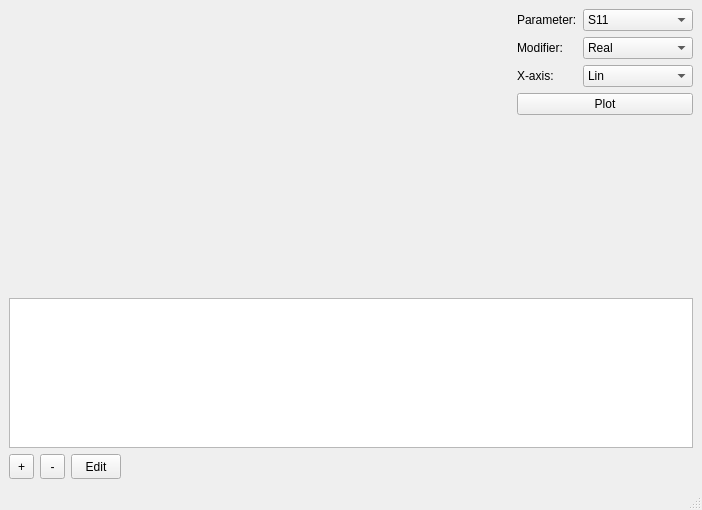
This is rfmatch_tool/gui/main_window.ui in maartenlont/rfmatch_tool as Qt 5 draws it before an edit. The edited form follows.
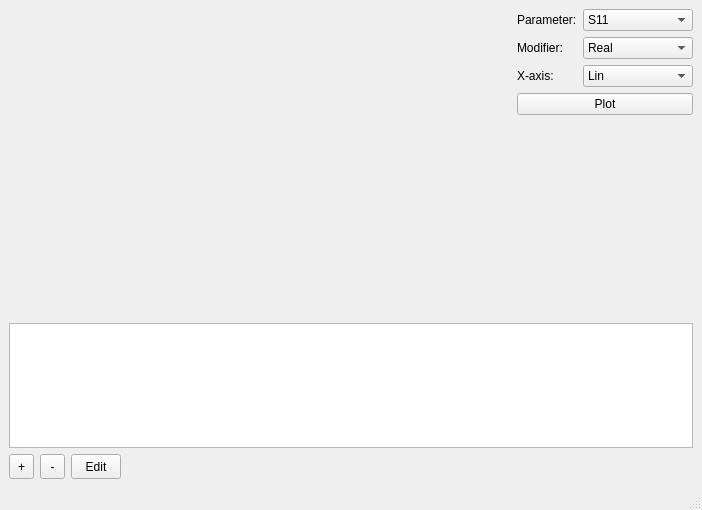
This is the edited form.

Commit message: Updated the list view to show the circuit components

```diff
--- a/rfmatch_tool/gui/main_window.ui
+++ b/rfmatch_tool/gui/main_window.ui
@@ -189,9 +189,18 @@
         <property name="maximumSize">
          <size>
           <width>16777215</width>
-          <height>150</height>
+          <height>125</height>
          </size>
         </property>
+        <property name="flow">
+         <enum>QListView::LeftToRight</enum>
+        </property>
+        <property name="isWrapping" stdset="0">
+         <bool>false</bool>
+        </property>
+        <property name="viewMode">
+         <enum>QListView::IconMode</enum>
+        </property>
        </widget>
       </item>
       <item>
```
Left out of the diff: 1 changed line with no effect on the pictures. The commit also changes 4 other files.
